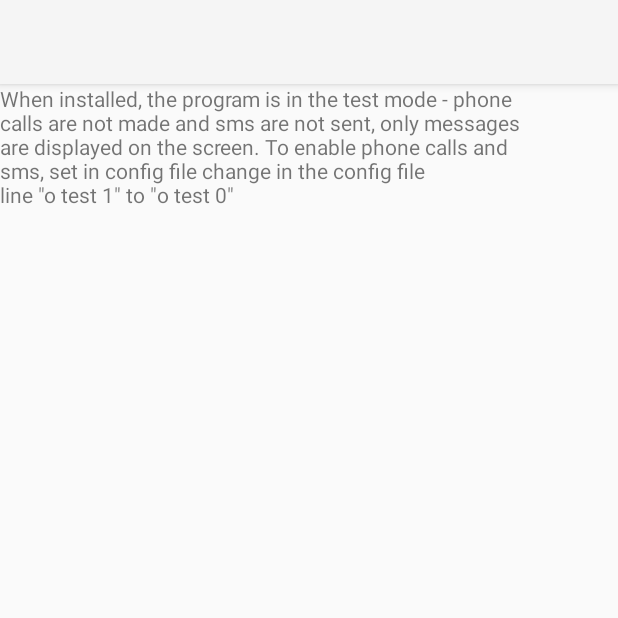
After one commit to okhakimov/Phone1, an Android app: the HelpActivity screen opened directly, with no data from a screen before it, on a phone screen of 412 x 824 dp, the top half of it. The commit adds this screen. Run offline under Robolectric (Android 15) with nearby library versions, the phone set to English and light mode, and no system bars.

Commit message:
28/09/2018 Feature. Help message added in ManinActivity. HelpActivity added 22/09/2018 Feature/Improvement. Custom config file moved to ../data/files/custom_config.txt. Variable in_file_name changed to cust_conf_name 21/09/2018 Feature/Improvement. Editing custom config file. Added default config file in res/raw/default_config.txt 14/09/2018 Feature/Improvement. Using volume up/down keys to open configuration activity (3 presses down + 1 press up). Not finished 13/08/2018 Improvement. Broadcast receiver added to SmsRunnable to check if sms sent. A sound is played if the sending was ok 13/08/2018 Feature/Improvement. Class SmsRunnable created to send sms with delay in seconds definde by option sms_delay in the config file. 11/08/2018 Feature. Kode "o" for options added to configuration file. Two options: "test" and "sms_delay" 06/08/2018 Fixed bug in assigning text of the buttons and call numbers because of not using params.CallId parameter ------------ TODO: - Move editing config file to res/raw. DONE 22/09/2018 - ?? Fix. Change shapes of sms buttons back to rounded - clean code - test different config files
------------
History:

- Added check of reading and parsing of the input file. Error message is displayed as a text of button call1 if unsucessfull.

TODO:
- (Done 13/08/2018( Improvement. Check if sms was sent. A sound is played if sent was ok.
- (Done 13/08/2018) Feature. Send sms to different phones with time interval of sms_delay option (sec)
- (Done 11/08/2018) Add option in the config file to switch on and off a testing mode (instead of calling and sending sms, messages will be displayed)
- (Done 11/08_ Add an option for delays between sms for several numbers

```diff
--- a/app/src/main/AndroidManifest.xml
+++ b/app/src/main/AndroidManifest.xml
@@ -21,7 +21,8 @@
                 <category android:name="android.intent.category.LAUNCHER" />
             </intent-filter>
         </activity>
-        <activity android:name=".ConfigActivity"></activity>
+        <activity android:name=".ConfigActivity" />
+        <activity android:name=".HelpActivity"></activity>
     </application>
 
 </manifest>
--- /dev/null
+++ b/app/src/main/java/com/example/oleg/phone1/HelpActivity.java
@@ -0,0 +1,41 @@
+package com.example.oleg.phone1;
+
+import android.support.v7.app.AppCompatActivity;
+import android.os.Bundle;
+import android.text.method.ScrollingMovementMethod;
+import android.widget.TextView;
+
+import java.io.BufferedReader;
+import java.io.FileReader;
+import java.io.IOException;
+import java.io.InputStream;
+import java.io.InputStreamReader;
+
+public class HelpActivity extends AppCompatActivity {
+
+    @Override
+    protected void onCreate(Bundle savedInstanceState) {
+        super.onCreate(savedInstanceState);
+        setContentView(R.layout.activity_help);
+
+        InputStream help_text = getResources().openRawResource(R.raw.help);
+        String content = "";
+        String msg = "";
+        try {
+            BufferedReader br = new BufferedReader(new InputStreamReader(help_text));
+            String line;
+            int line_nb = 1;
+            while ((line = br.readLine()) != null) {
+                content = content + line + "\n";
+            }
+            br.close();
+        }
+        catch (IOException e) {
+            msg="--error: can't read file";
+        }
+
+        final TextView helpText = (TextView) findViewById(R.id.help_textview);
+        helpText.setMovementMethod(new ScrollingMovementMethod());
+        helpText.setText(content);
+    }
+}
--- /dev/null
+++ b/app/src/main/res/layout/activity_help.xml
@@ -0,0 +1,23 @@
+<?xml version="1.0" encoding="utf-8"?>
+<android.support.constraint.ConstraintLayout xmlns:android="http://schemas.android.com/apk/res/android"
+    xmlns:app="http://schemas.android.com/apk/res-auto"
+    xmlns:tools="http://schemas.android.com/tools"
+    android:layout_width="match_parent"
+    android:layout_height="match_parent"
+    tools:context="com.example.oleg.phone1.HelpActivity">
+    <LinearLayout
+        android:layout_width="match_parent"
+        android:layout_height="match_parent"
+        android:orientation="vertical">
+        <TextView
+            android:id="@+id/help_textview"
+            android:inputType="textMultiLine"
+            android:gravity="top|left"
+            android:layout_height="match_parent"
+            android:layout_width="match_parent"
+            android:layout_weight="1"
+            android:scrollbars="vertical"
+            />
+    </LinearLayout>
+
+</android.support.constraint.ConstraintLayout>
--- a/app/src/main/res/layout/activity_main.xml
+++ b/app/src/main/res/layout/activity_main.xml
@@ -78,9 +78,13 @@
             android:layout_weight="1.2"
             android:background="@android:color/white"
             android:orientation="horizontal">
+            <TextView
+                android:id="@+id/help_message"
+                android:background="@android:color/white"
+                android:layout_width="match_parent"
+                android:layout_height="match_parent" />
 
         </LinearLayout>
-
         <LinearLayout
             android:id="@+id/sms_frame"
             android:background="@android:color/white"
--- a/app/src/main/res/raw/default_config.txt
+++ b/app/src/main/res/raw/default_config.txt
@@ -1,6 +1,8 @@
 ## options: o test 0/1 sms_delay sec
 o test 1
 o sms_delay 2
+## help message
+h press 3 times volume down + 1 time volume up to open settings
 ## phones: p n name phone_number
 p 1 Name1 nnnnnnnn
 p 2 Name2 nnnnnnnn
--- /dev/null
+++ b/app/src/main/res/raw/help.txt
@@ -0,0 +1,5 @@
+When installed, the program is in the test mode - phone
+calls are not made and sms are not sent, only messages
+are displayed on the screen. To enable phone calls and
+sms, set in config file change in the config file
+line "o test 1" to "o test 0"
```
Also changed, not shown: app/src/main/java/com/example/oleg/phone1/ConfigActivity.java (+11 -6 lines), app/src/main/java/com/example/oleg/phone1/MainActivity.java (+5 -2 lines), app/src/main/java/com/example/oleg/phone1/Params.java (+7 -9 lines), app/src/main/res/layout/activity_config.xml (+9 -0 lines).
